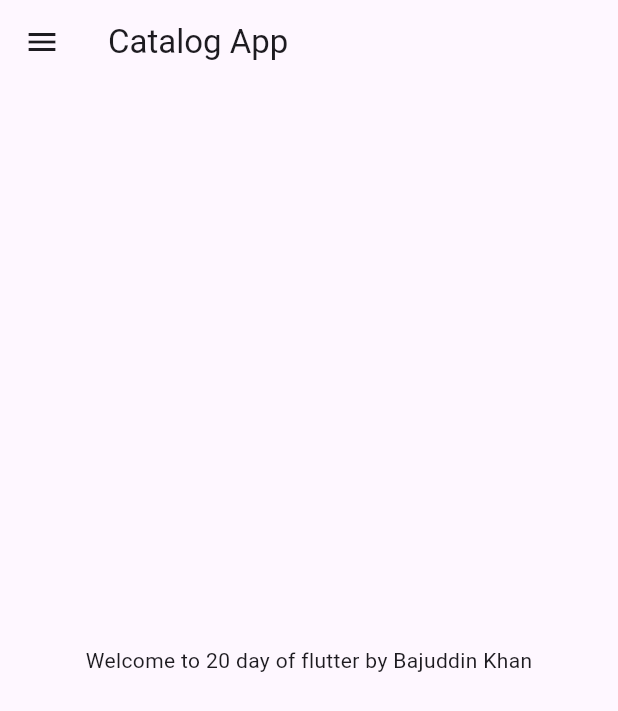
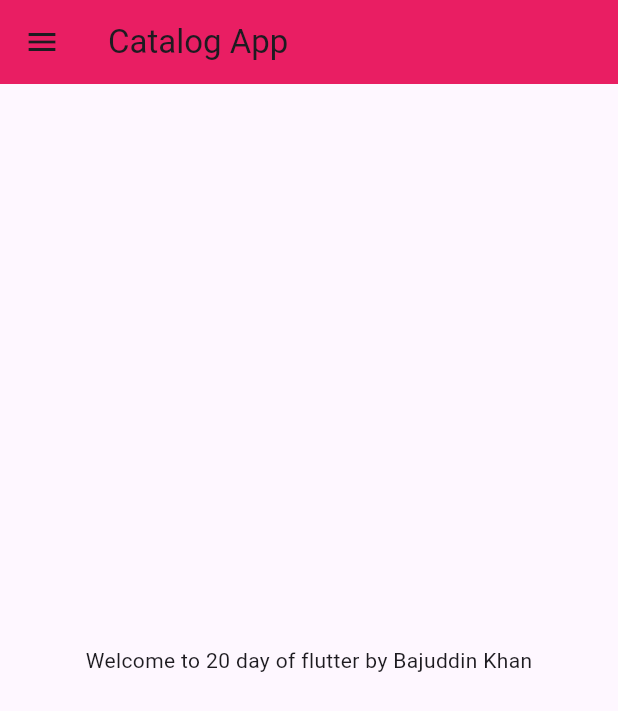
Before and after one commit to bajuddin15/30DaysOfFlutter, a Flutter app: the screen it shows after launch, on a phone screen of 412 x 824 dp. Shown: the top 711 px of the screen. Run offline on Flutter 3.47's test engine with Material 3 defaults, Android fonts, the phone set to English and light mode, and no system bars.

Commit message:
Day 3 completed

```diff
--- a/lib/main.dart
+++ b/lib/main.dart
@@ -1,15 +1,26 @@
 import 'package:flutter/material.dart';
-import 'package:flutter_learn/home_page.dart';
+import 'package:flutter_learn/pages/home_page.dart';
+import 'package:flutter_learn/pages/login_page.dart';
 
 void main() {
   runApp(MyApp());
 }
 
 class MyApp extends StatelessWidget {
+  const MyApp({super.key});
   @override
   Widget build(BuildContext context) {
     return MaterialApp(
-      home: HomePage(),
-    );
+        themeMode: ThemeMode.system,
+        theme: ThemeData(
+            primarySwatch: Colors.deepPurple,
+            appBarTheme: AppBarTheme(backgroundColor: Colors.pink)),
+        darkTheme: ThemeData(brightness: Brightness.dark),
+        initialRoute: "/home",
+        routes: {
+          "/": (context) => LoginPage(),
+          "/home": (context) => HomePage(),
+          "/login": (context) => LoginPage()
+        });
   }
 }
--- a/lib/home_page.dart
+++ b/lib/pages/home_page.dart
@@ -7,9 +7,7 @@ class HomePage extends StatelessWidget {
   @override
   Widget build(BuildContext context) {
     return Scaffold(
-      appBar: AppBar(
-        title: Text("Catalog App"),
-      ),
+      appBar: AppBar(title: Text("Catalog App")),
       body: Center(
         child: Container(
           child: Text("Welcome to $days day of flutter by $name"),
```
Also changed, not shown: lib/pages/login_page.dart (added, +16 -0 lines).
